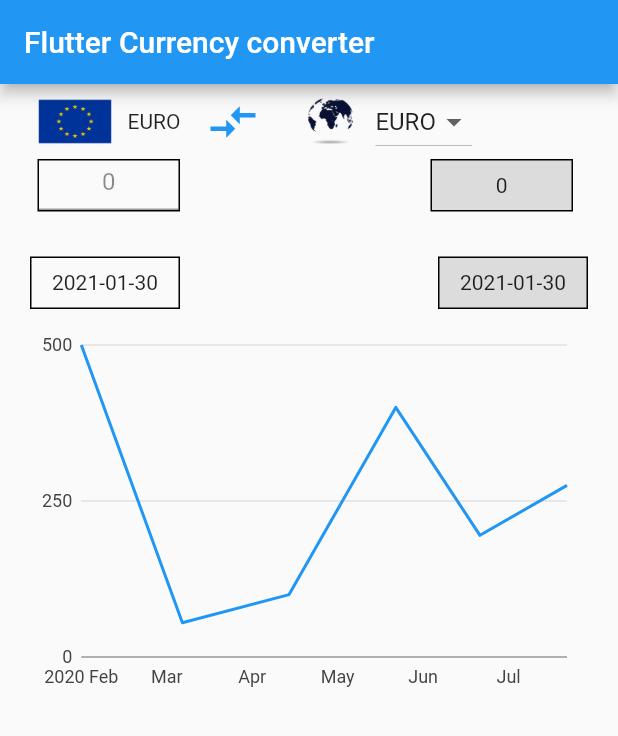
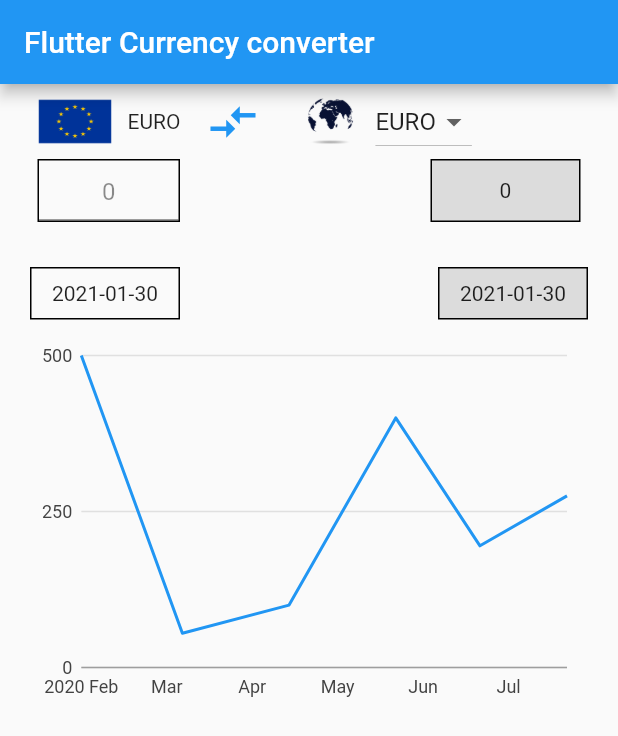
Before and after one commit to mekedem/MCURRENCY_CONV, a Flutter app: the screen it shows after launch, on a phone screen of 412 x 824 dp. Shown: the top 736 px of the screen. Run offline on Flutter 3.47's test engine with Material 2 defaults, Android fonts, the phone set to English and light mode, and no system bars; our stand-ins replace charts_flutter.

Commit message:
finished the ui

```diff
--- a/lib/main.dart
+++ b/lib/main.dart
@@ -40,7 +40,7 @@ class _MyHomePageState extends State<MyHomePage> {
       ),
       body: Container(
         margin: EdgeInsets.symmetric(horizontal: 20),
-        child: Column(children: [
+        child: ListView(children: [
           Row(
             children: [
               Container(
@@ -78,7 +78,7 @@ class _MyHomePageState extends State<MyHomePage> {
           Row(mainAxisAlignment: MainAxisAlignment.spaceBetween, children: [
             Container(
               width: 95,
-              height: 35,
+              height: 42,
               margin: EdgeInsets.symmetric(horizontal: 5),
               decoration: BoxDecoration(border: Border.all()),
               child: Center(
@@ -92,9 +92,9 @@ class _MyHomePageState extends State<MyHomePage> {
               ),
             ),
             Container(
-              width: 95,
-              height: 35,
-              margin: EdgeInsets.only(right: 10),
+              width: 100,
+              height: 42,
+              margin: EdgeInsets.only(right: 5),
               decoration:
                   BoxDecoration(border: Border.all(), color: Colors.black12),
               child: Center(
```
